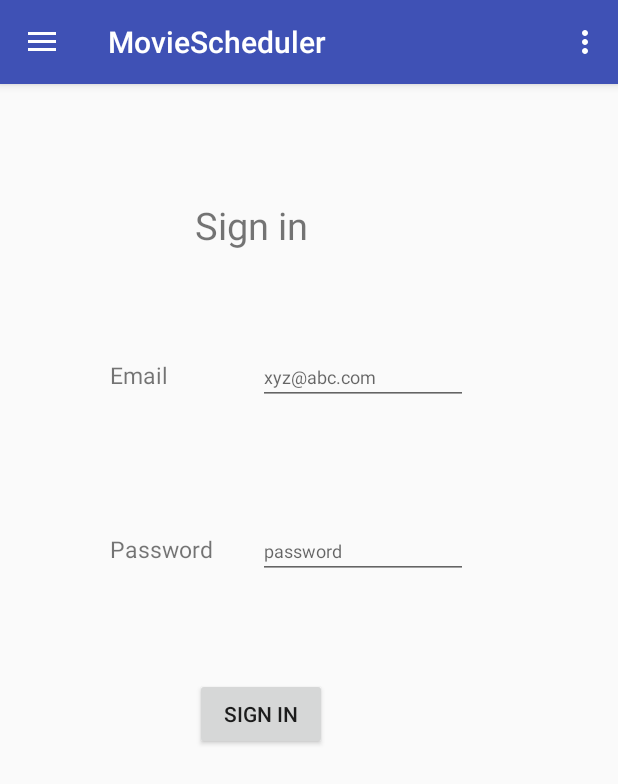
After one commit to RazvanSebastian/TD-school-project, an Android app: the fragment RegisterFragment placed in its activity, on a phone screen of 412 x 824 dp. The commit adds this screen. Shown: the top 784 px of the screen. Run offline under Robolectric (Android 15) with nearby library versions, the phone set to English and light mode, and no system bars; network calls fail.

Commit message:
Register on android done

```diff
--- a/MovieScheduler/app/src/main/java/com/moviescheduler/activity/MainActivity.java
+++ b/MovieScheduler/app/src/main/java/com/moviescheduler/activity/MainActivity.java
@@ -17,6 +17,7 @@ import android.support.v4.app.*;
 
 import com.moviescheduler.fragment.FirstFragment;
 import com.moviescheduler.R;
+import com.moviescheduler.fragment.RegisterFragment;
 import com.moviescheduler.fragment.SecondFragment;
 import com.moviescheduler.fragment.ThirdFragment;
 import com.moviescheduler.service.Token;
@@ -128,7 +129,10 @@ public class MainActivity extends AppCompatActivity
             //TODO: Logout - delete Token
             Token.deleteToken(this);
             fragmentManager.beginTransaction().replace(R.id.content_frame, new ThirdFragment()).commit();
-        }
+        }else
+            if(id==R.id.register_layout){
+                fragmentManager.beginTransaction().replace(R.id.content_frame,new RegisterFragment()).commit();
+            }
             DrawerLayout drawer = (DrawerLayout) findViewById(R.id.drawer_layout);
             drawer.closeDrawer(GravityCompat.START);
             return true;
--- a/MovieScheduler/app/src/main/java/com/moviescheduler/fragment/FirstFragment.java
+++ b/MovieScheduler/app/src/main/java/com/moviescheduler/fragment/FirstFragment.java
@@ -9,6 +9,7 @@ import android.view.View;
 import android.view.ViewGroup;
 import android.widget.Button;
 import android.widget.EditText;
+import android.widget.TextView;
 import android.widget.Toast;
 
 import com.loopj.android.http.AsyncHttpClient;
@@ -47,6 +48,7 @@ public class FirstFragment extends Fragment {
         this.buttonLogin = (Button) myView.findViewById(R.id.buttonLogin);
         this.emailText = (EditText) myView.findViewById(R.id.editTextEmail);
         this.passwordText = (EditText) myView.findViewById(R.id.editTextPassword);
+
         //call the method
         this.onClickLogin();
         return myView;
@@ -70,7 +72,7 @@ public class FirstFragment extends Fragment {
 
         if (emailText.getText().length()!=0&& emailText.getText().length()!=0) {
 
-            String url = "https://back-end-school-project.herokuapp.com/login";
+            String url = "https://back-end-school-project.herokuapp.com/api/login";
 
             AsyncHttpClient client = new AsyncHttpClient();
 
--- /dev/null
+++ b/MovieScheduler/app/src/main/java/com/moviescheduler/fragment/RegisterFragment.java
@@ -0,0 +1,99 @@
+package com.moviescheduler.fragment;
+
+import android.content.Intent;
+import android.os.Bundle;
+import android.support.annotation.Nullable;
+import android.support.v4.app.Fragment;
+import android.view.LayoutInflater;
+import android.view.View;
+import android.view.ViewGroup;
+import android.widget.Button;
+import android.widget.EditText;
+import android.widget.TextView;
+import android.widget.Toast;
+
+import com.loopj.android.http.AsyncHttpClient;
+import com.loopj.android.http.AsyncHttpResponseHandler;
+import com.loopj.android.http.RequestHandle;
+import com.moviescheduler.R;
+
+import org.json.JSONException;
+import org.json.JSONObject;
+
+import java.io.UnsupportedEncodingException;
+
+import cz.msebera.android.httpclient.Header;
+import cz.msebera.android.httpclient.entity.StringEntity;
+import pojo.User;
+
+/**
+ * Created by Parautiu on 11.05.2017.
+ */
+
+public class RegisterFragment extends Fragment{
+
+    View myView;
+    EditText emailRegister;
+    EditText passwordRegister;
+    Button signInButton;
+
+    @Nullable
+    @Override
+    public View onCreateView(LayoutInflater inflater, @Nullable ViewGroup container, Bundle savedInstanceState) {
+        myView=inflater.inflate(R.layout.register_layout,container,false);
+        emailRegister=(EditText)myView.findViewById(R.id.editEmailRegister);
+        passwordRegister=(EditText)myView.findViewById(R.id.editPasswordRegister);
+        signInButton=(Button)myView.findViewById(R.id.registerButton);
+
+        onClickRegister();
+
+        return myView;
+    }
+
+    private void onClickRegister(){
+        signInButton.setOnClickListener(new View.OnClickListener() {
+            @Override
+            public void onClick(View v) {
+
+                try {
+                    onHttpPostRegistration();
+                } catch (JSONException e) {
+                    e.printStackTrace();
+                } catch (UnsupportedEncodingException e) {
+                    e.printStackTrace();
+                }
+
+            }
+        });
+    }
+
+    private void onHttpPostRegistration() throws JSONException, UnsupportedEncodingException {
+
+        if (emailRegister.getText().length() != 0 && passwordRegister.getText().length() != 0) {
+            String url = "https://back-end-school-project.herokuapp.com/api/register";
+
+            AsyncHttpClient client = new AsyncHttpClient();
+
+            JSONObject jsonParams = new JSONObject();
+
+            jsonParams.put("userEmail", emailRegister.getText());
+            jsonParams.put("password", passwordRegister.getText());
+
+            StringEntity entity = new StringEntity(jsonParams.toString());
+
+            client.post(myView.getContext(), url, entity, "application/json", new AsyncHttpResponseHandler() {
+                @Override
+                public void onSuccess(int statusCode, Header[] headers, byte[] responseBody) {
+                    Toast.makeText(myView.getContext(), "Success registration!", Toast.LENGTH_LONG).show();
+                }
+                @Override
+                public void onFailure(int statusCode, Header[] headers, byte[] responseBody, Throwable error) {
+
+                        String textError = new String(responseBody);
+                        Toast.makeText(myView.getContext(), textError, Toast.LENGTH_LONG).show();
+
+                }
+            });
+        }
+    }
+}
--- /dev/null
+++ b/MovieScheduler/app/src/main/res/layout/register_layout.xml
@@ -0,0 +1,79 @@
+<?xml version="1.0" encoding="utf-8"?>
+<LinearLayout xmlns:android="http://schemas.android.com/apk/res/android"
+    android:orientation="vertical" android:layout_width="match_parent"
+    android:layout_height="match_parent">
+
+    <RelativeLayout
+        android:layout_width="match_parent"
+        android:layout_height="match_parent"
+        android:scrollbarSize="15dp">
+
+        <TextView
+            android:id="@+id/textView6"
+            android:layout_width="wrap_content"
+            android:layout_height="wrap_content"
+            android:layout_alignParentTop="true"
+            android:layout_alignStart="@+id/textView7"
+            android:layout_marginTop="183dp"
+            android:text="Email"
+            android:textSize="15sp" />
+
+        <TextView
+            android:id="@+id/textView7"
+            android:layout_width="wrap_content"
+            android:layout_height="wrap_content"
+            android:layout_alignParentStart="true"
+            android:layout_below="@+id/editEmailRegister"
+            android:layout_marginStart="73dp"
+            android:layout_marginTop="85dp"
+            android:text="Password"
+            android:textSize="15sp" />
+
+        <EditText
+            android:id="@+id/editEmailRegister"
+            android:layout_width="wrap_content"
+            android:layout_height="wrap_content"
+            android:layout_alignBaseline="@+id/textView6"
+            android:layout_alignBottom="@+id/textView6"
+            android:layout_alignStart="@+id/editPasswordRegister"
+            android:ems="10"
+            android:hint="xyz@abc.com"
+            android:inputType="textPersonName"
+            android:text=""
+            android:textSize="12sp" />
+
+        <EditText
+            android:id="@+id/editPasswordRegister"
+            android:layout_width="wrap_content"
+            android:layout_height="wrap_content"
+            android:layout_alignBaseline="@+id/textView7"
+            android:layout_alignBottom="@+id/textView7"
+            android:layout_alignStart="@+id/registerButton"
+            android:layout_marginStart="42dp"
+            android:ems="10"
+            android:hint="password"
+            android:inputType="textPassword"
+            android:text=""
+            android:textSize="12sp" />
+
+        <Button
+            android:id="@+id/registerButton"
+            android:layout_width="wrap_content"
+            android:layout_height="wrap_content"
+            android:layout_marginTop="66dp"
+            android:text="Sign in"
+            android:layout_below="@+id/editPasswordRegister"
+            android:layout_alignStart="@+id/textView8" />
+
+        <TextView
+            android:id="@+id/textView8"
+            android:layout_width="wrap_content"
+            android:layout_height="wrap_content"
+            android:text="Sign in"
+            android:textSize="25sp"
+            android:layout_marginStart="18dp"
+            android:layout_above="@+id/editEmailRegister"
+            android:layout_toEndOf="@+id/textView6"
+            android:layout_marginBottom="65dp" />
+    </RelativeLayout>
+</LinearLayout>
--- a/MovieScheduler/app/src/main/res/menu/activity_main_drawer.xml
+++ b/MovieScheduler/app/src/main/res/menu/activity_main_drawer.xml
@@ -2,7 +2,7 @@
 <menu xmlns:android="http://schemas.android.com/apk/res/android"
     xmlns:app="http://schemas.android.com/apk/res-auto">
 
-
+        <group android:id="@+id/group">
         <item
             android:id="@+id/nav_first_layout"
             android:icon="@drawable/ic_menu_camera"
@@ -10,6 +10,12 @@
             android:visible="true"
             android:actionViewClass="android.support.v7.widget.SearchView"
             />
+        <item
+                android:id="@+id/register_layout"
+                android:icon="@drawable/ic_menu_camera"
+                android:title="Register"
+                />
+        </group>
         <item
             android:id="@+id/nav_second_layout"
             android:icon="@drawable/ic_menu_gallery"
```
